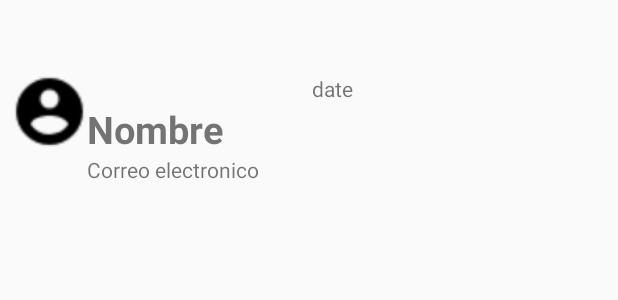
After one commit to Conkertafolla/TT, an Android app: the layout notification_list.xml on its own in the app's theme, with its tools: preview values and no code run, on a phone screen of 412 x 824 dp. The commit adds this screen. Shown: the top 300 px of the screen. Run offline under Robolectric (Android 15) with nearby library versions, the phone set to English and light mode, and no system bars; network calls fail.

Commit message:
Realese 07102018

```diff
--- a/app/build.gradle
+++ b/app/build.gradle
@@ -18,6 +18,7 @@ android {
     }
 }
 
+
 dependencies {
     implementation fileTree(dir: 'libs', include: ['*.jar'])
     implementation 'com.android.support:appcompat-v7:27.1.1'
@@ -31,4 +32,5 @@ dependencies {
     implementation 'com.android.support:mediarouter-v7:27.1.1'
     implementation 'com.android.support:recyclerview-v7:27.1.1'
     compile 'com.android.volley:volley:1.1.1'
+
 }
--- a/app/src/main/java/com/example/conke/tt/MainActivity.java
+++ b/app/src/main/java/com/example/conke/tt/MainActivity.java
@@ -18,7 +18,7 @@ import android.view.MenuItem;
 
 public class MainActivity extends AppCompatActivity
         implements NavigationView.OnNavigationItemSelectedListener, MonitoreoFragment.OnFragmentInteractionListener,
-        PersonasFragment.OnFragmentInteractionListener,AEFragment.OnFragmentInteractionListener{
+        PersonasFragment.OnFragmentInteractionListener,AEFragment.OnFragmentInteractionListener,notification.OnFragmentInteractionListener{
         String idAdmayor=" ";
 
     @Override
@@ -93,7 +93,8 @@ public class MainActivity extends AppCompatActivity
             miFrament = new MonitoreoFragment();
             fragmentseleccionado = true;
         } else if (id == R.id.nav_notification) {
-
+            miFrament = new notification();
+            fragmentseleccionado = true;
 
         } else if (id == R.id.nav_select) {
             Bundle form = new Bundle();
--- /dev/null
+++ b/app/src/main/res/layout/notification_list.xml
@@ -0,0 +1,94 @@
+<?xml version="1.0" encoding="utf-8"?>
+<RelativeLayout xmlns:android="http://schemas.android.com/apk/res/android"
+    xmlns:app="http://schemas.android.com/apk/res-auto"
+    android:layout_width="match_parent" android:layout_height="match_parent">
+
+
+    <LinearLayout
+        android:id="@+id/layout_show_notification"
+        android:layout_width="wrap_content"
+        android:layout_height="wrap_content"
+        android:layout_marginBottom="8dp"
+        android:layout_marginEnd="8dp"
+        android:layout_marginStart="8dp"
+        android:layout_marginTop="49dp"
+        android:orientation="vertical"
+        app:layout_constraintBottom_toBottomOf="parent"
+        app:layout_constraintEnd_toEndOf="parent"
+        app:layout_constraintHorizontal_bias="0.0"
+        app:layout_constraintStart_toStartOf="parent"
+        app:layout_constraintTop_toTopOf="parent"
+        app:layout_constraintVertical_bias="1.0">
+
+        <LinearLayout
+            android:id="@+id/item_notification"
+            android:layout_width="wrap_content"
+            android:layout_height="match_parent"
+            android:orientation="horizontal">
+
+            <ImageView
+                android:id="@+id/notification_image"
+                android:layout_width="50dp"
+                android:layout_height="50dp"
+                android:layout_weight="1"
+                android:adjustViewBounds="true"
+                android:cropToPadding="true"
+                android:scaleType="fitCenter"
+                app:srcCompat="@drawable/baseline_account_circle_black_18dp" />
+
+            <LinearLayout
+                android:layout_width="300dp"
+                android:layout_height="wrap_content"
+                android:layout_weight="1"
+                android:orientation="vertical">
+
+                <TextView
+                    android:id="@+id/type_notification"
+                    android:layout_width="match_parent"
+                    android:layout_height="wrap_content"
+                    android:layout_weight="1"
+                    android:text="@string/type"
+                    android:visibility="gone" />
+
+                <LinearLayout
+                    android:layout_width="match_parent"
+                    android:layout_height="match_parent"
+                    android:layout_weight="1"
+                    android:orientation="horizontal">
+
+                    <TextView
+                        android:id="@+id/hour_notification"
+                        android:layout_width="match_parent"
+                        android:layout_height="match_parent"
+                        android:layout_weight="1" />
+
+                    <TextView
+                        android:id="@+id/date_notification"
+                        android:layout_width="match_parent"
+                        android:layout_height="wrap_content"
+                        android:layout_weight="1"
+                        android:text="@string/date" />
+                </LinearLayout>
+
+                <TextView
+                    android:id="@+id/label_name_not"
+                    android:layout_width="match_parent"
+                    android:layout_height="wrap_content"
+                    android:layout_weight="1"
+                    android:text="@string/nombreAE"
+                    android:textSize="25sp"
+                    android:textStyle="bold" />
+
+                <TextView
+                    android:id="@+id/value_not"
+                    android:layout_width="match_parent"
+                    android:layout_height="wrap_content"
+                    android:layout_weight="1"
+                    android:text="@string/correo_electronico" />
+
+            </LinearLayout>
+
+        </LinearLayout>
+
+    </LinearLayout>
+</RelativeLayout>
--- a/app/src/main/res/values/strings.xml
+++ b/app/src/main/res/values/strings.xml
@@ -82,6 +82,8 @@
 
     <!-- TODO: Remove or change this placeholder text -->
     <string name="hello_blank_fragment">Hello blank fragment</string>
+    <string name="date">date</string>
+    <string name="type">tipo</string>
 
 
 </resources>
```
Also changed, not shown: app/src/main/java/com/example/conke/tt/notification.java (added, +183 -0 lines), app/src/main/java/com/example/conke/tt/notificationAdapter.java (added, +79 -0 lines), app/src/main/java/com/example/conke/tt/registro.java (+14 -1 lines), app/src/main/res/layout/activity_control__iluminacion.xml (deleted, +0 -167 lines), app/src/main/res/layout/activity_ritmoc.xml (deleted, +0 -9 lines), app/src/main/res/layout/fragment_notification.xml (added, +12 -0 lines), app/src/main/res/layout/list_item.xml (+4 -4 lines), app/src/main/res/drawable/baseline_error_black_18dp.png (added), app/src/main/res/drawable/baseline_error_black_18dp_2.png (added), app/src/main/res/drawable/baseline_favorite_black_18dp.png (added), app/src/main/res/drawable/baseline_favorite_black_18dp_2.png (added), app/src/main/res/layout/activity_login.xml (indentation only), build.gradle (indentation only), gradle.properties (line endings or trailing spaces), 1 more files.
